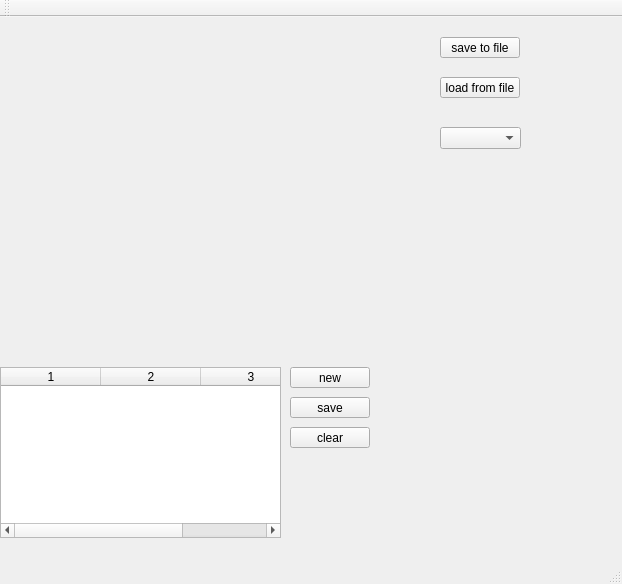
This is mainwindow.ui in EliseAzure/expertModule1 as Qt 5 draws it before an edit. The edited form follows.
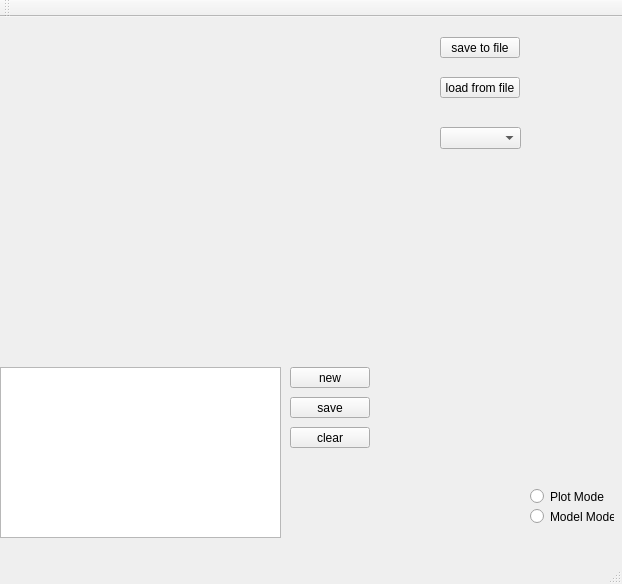
This is the edited form. Custom widgets are drawn as their Qt base class.

The edit to the form file:
```diff
--- a/mainwindow.ui
+++ b/mainwindow.ui
@@ -83,14 +83,11 @@
      </rect>
     </property>
     <property name="columnCount">
-     <number>3</number>
+     <number>0</number>
     </property>
     <attribute name="horizontalHeaderCascadingSectionResizes">
      <bool>false</bool>
     </attribute>
-    <column/>
-    <column/>
-    <column/>
    </widget>
    <widget class="QPushButton" name="button_new">
     <property name="geometry">
@@ -118,6 +115,32 @@
      <string>clear</string>
     </property>
    </widget>
+   <widget class="QRadioButton" name="plot_mode">
+    <property name="geometry">
+     <rect>
+      <x>530</x>
+      <y>470</y>
+      <width>84</width>
+      <height>19</height>
+     </rect>
+    </property>
+    <property name="text">
+     <string>Plot Mode</string>
+    </property>
+   </widget>
+   <widget class="QRadioButton" name="model_mode">
+    <property name="geometry">
+     <rect>
+      <x>530</x>
+      <y>490</y>
+      <width>84</width>
+      <height>19</height>
+     </rect>
+    </property>
+    <property name="text">
+     <string>Model Mode</string>
+    </property>
+   </widget>
   </widget>
   <widget class="QMenuBar" name="menuBar">
    <property name="geometry">
```
